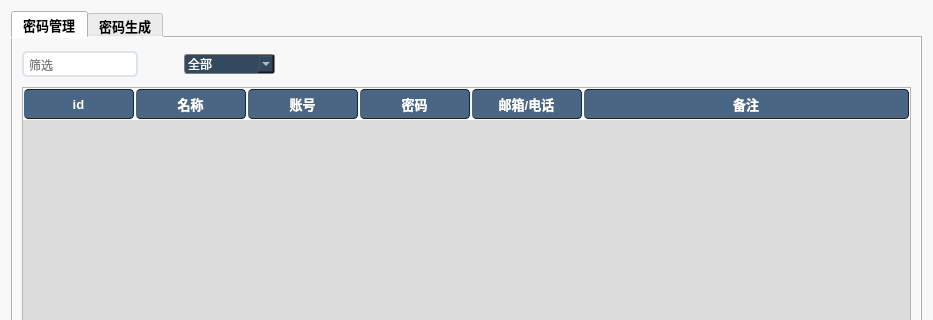
Above: gui/MainGUI.ui from Malloc-Luo/py-passwordmanager before the change; both pictures show x 0 to 933 and y 0 to 320 of the 933 by 752 pixel window. Below: the same form after it.
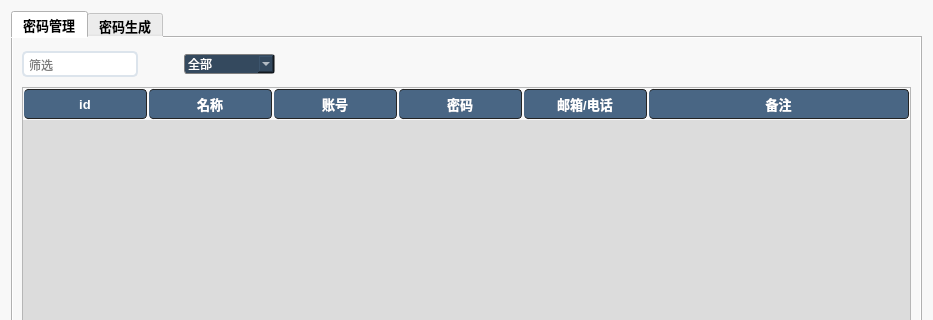
That is the form after the change. Icons and pictures are not drawn.

```diff
--- a/gui/MainGUI.ui
+++ b/gui/MainGUI.ui
@@ -373,7 +373,7 @@
           <bool>true</bool>
          </attribute>
          <attribute name="horizontalHeaderMinimumSectionSize">
-          <number>110</number>
+          <number>125</number>
          </attribute>
          <attribute name="horizontalHeaderDefaultSectionSize">
           <number>112</number>
```
Left out of the diff: 36 changed lines with no effect on the pictures.
